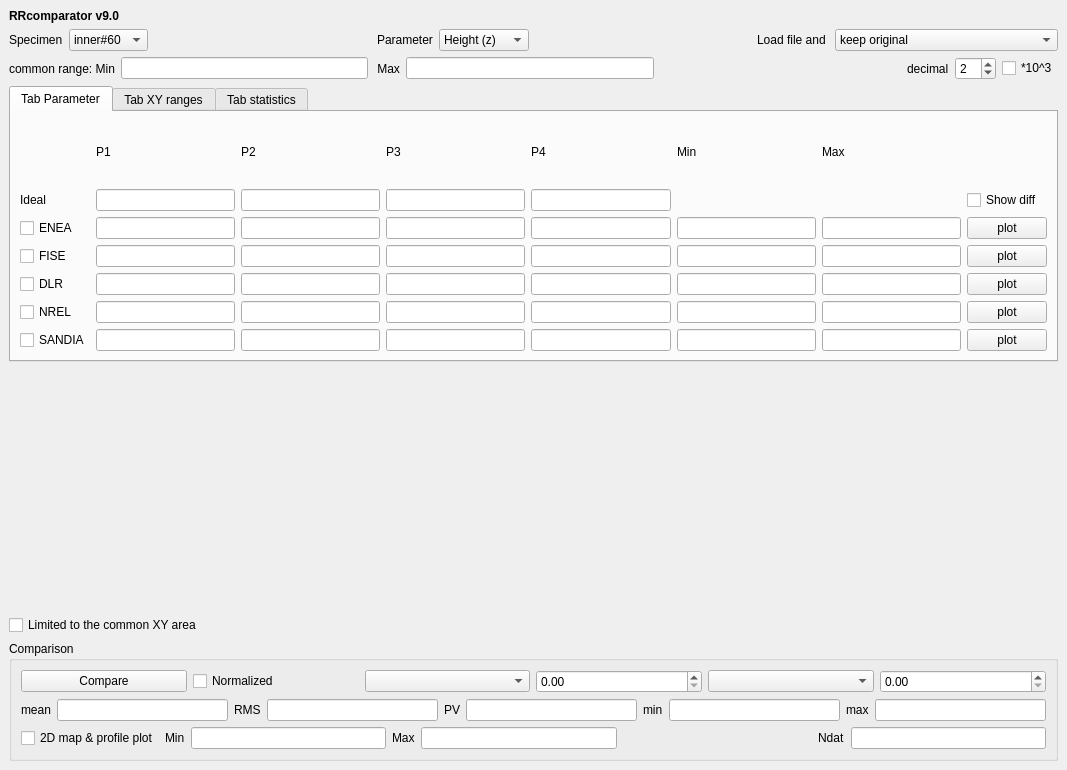
First picture: the form in Workspace/qtSource/RRcomparator/rrcmp.ui, repository mmonty1960/RRcomparator, before the edit.
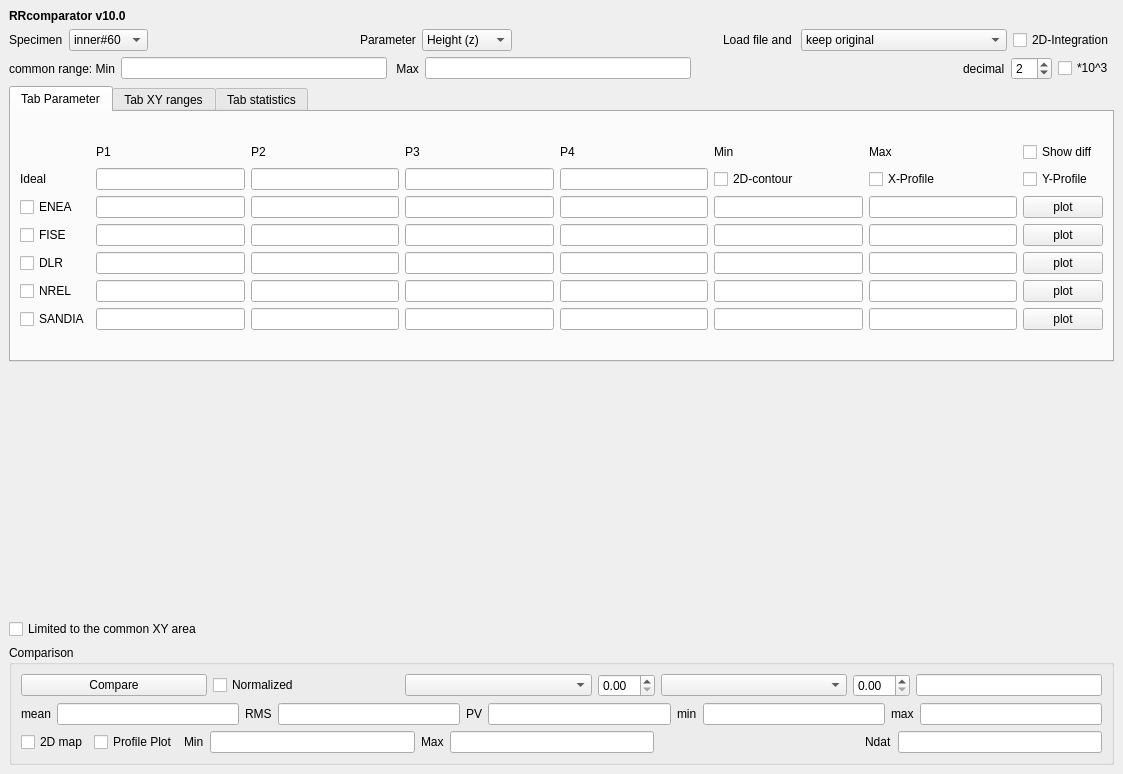
Second picture: the form after the edit.

Diff of the .ui file:
```diff
--- a/Workspace/qtSource/RRcomparator/rrcmp.ui
+++ b/Workspace/qtSource/RRcomparator/rrcmp.ui
@@ -6,8 +6,8 @@
    <rect>
     <x>0</x>
     <y>0</y>
-    <width>1067</width>
-    <height>770</height>
+    <width>1123</width>
+    <height>774</height>
    </rect>
   </property>
   <property name="windowTitle">
@@ -23,7 +23,7 @@
        </font>
       </property>
       <property name="text">
-       <string>RRcomparator v9.0</string>
+       <string>RRcomparator v10.0</string>
       </property>
      </widget>
     </item>
@@ -169,6 +169,13 @@
         </item>
        </widget>
       </item>
+      <item>
+       <widget class="QCheckBox" name="checkBox_2Dintegration">
+        <property name="text">
+         <string>2D-Integration</string>
+        </property>
+       </widget>
+      </item>
      </layout>
     </item>
     <item>
@@ -465,13 +472,34 @@
           <item row="4" column="5">
            <widget class="QLineEdit" name="lineEdit_Dmin"/>
           </item>
+          <item row="1" column="6">
+           <widget class="QCheckBox" name="checkBox_vPro">
+            <property name="text">
+             <string>X-Profile</string>
+            </property>
+           </widget>
+          </item>
           <item row="1" column="7">
+           <widget class="QCheckBox" name="checkBox_hPro">
+            <property name="text">
+             <string>Y-Profile</string>
+            </property>
+           </widget>
+          </item>
+          <item row="0" column="7">
            <widget class="QCheckBox" name="checkBox_showDiff">
             <property name="text">
              <string>Show diff</string>
             </property>
            </widget>
           </item>
+          <item row="1" column="5">
+           <widget class="QCheckBox" name="checkBox_2Dcont">
+            <property name="text">
+             <string>2D-contour</string>
+            </property>
+           </widget>
+          </item>
          </layout>
         </item>
        </layout>
@@ -853,6 +881,12 @@
         <layout class="QHBoxLayout" name="horizontalLayout_5">
          <item>
           <widget class="QPushButton" name="pushButton_compare">
+           <property name="sizePolicy">
+            <sizepolicy hsizetype="MinimumExpanding" vsizetype="Fixed">
+             <horstretch>0</horstretch>
+             <verstretch>0</verstretch>
+            </sizepolicy>
+           </property>
            <property name="text">
             <string>Compare</string>
            </property>
@@ -860,31 +894,73 @@
          </item>
          <item>
           <widget class="QCheckBox" name="checkBox_norm">
+           <property name="sizePolicy">
+            <sizepolicy hsizetype="MinimumExpanding" vsizetype="Fixed">
+             <horstretch>0</horstretch>
+             <verstretch>0</verstretch>
+            </sizepolicy>
+           </property>
            <property name="text">
             <string>Normalized</string>
            </property>
           </widget>
          </item>
          <item>
-          <widget class="QComboBox" name="comboBox_iPtn0"/>
+          <widget class="QComboBox" name="comboBox_iPtn0">
+           <property name="sizePolicy">
+            <sizepolicy hsizetype="MinimumExpanding" vsizetype="Fixed">
+             <horstretch>0</horstretch>
+             <verstretch>0</verstretch>
+            </sizepolicy>
+           </property>
+          </widget>
          </item>
          <item>
           <widget class="QDoubleSpinBox" name="dSB_errPt0">
+           <property name="sizePolicy">
+            <sizepolicy hsizetype="Minimum" vsizetype="Fixed">
+             <horstretch>0</horstretch>
+             <verstretch>0</verstretch>
+            </sizepolicy>
+           </property>
            <property name="singleStep">
             <double>0.010000000000000</double>
            </property>
           </widget>
          </item>
          <item>
-          <widget class="QComboBox" name="comboBox_iPtn1"/>
+          <widget class="QComboBox" name="comboBox_iPtn1">
+           <property name="sizePolicy">
+            <sizepolicy hsizetype="MinimumExpanding" vsizetype="Fixed">
+             <horstretch>0</horstretch>
+             <verstretch>0</verstretch>
+            </sizepolicy>
+           </property>
+          </widget>
          </item>
          <item>
           <widget class="QDoubleSpinBox" name="dSB_errPt1">
+           <property name="sizePolicy">
+            <sizepolicy hsizetype="Minimum" vsizetype="Fixed">
+             <horstretch>0</horstretch>
+             <verstretch>0</verstretch>
+            </sizepolicy>
+           </property>
            <property name="singleStep">
             <double>0.010000000000000</double>
            </property>
           </widget>
          </item>
+         <item>
+          <widget class="QLineEdit" name="lineEdit_sigma">
+           <property name="sizePolicy">
+            <sizepolicy hsizetype="MinimumExpanding" vsizetype="Fixed">
+             <horstretch>0</horstretch>
+             <verstretch>0</verstretch>
+            </sizepolicy>
+           </property>
+          </widget>
+         </item>
         </layout>
        </item>
        <item>
@@ -946,7 +1022,14 @@
          <item>
           <widget class="QCheckBox" name="checkBox_mapDiff">
            <property name="text">
-            <string>2D map &amp;&amp; profile plot</string>
+            <string>2D map</string>
+           </property>
+          </widget>
+         </item>
+         <item>
+          <widget class="QCheckBox" name="checkBox_ProPlot">
+           <property name="text">
+            <string>Profile Plot</string>
            </property>
           </widget>
          </item>
```
